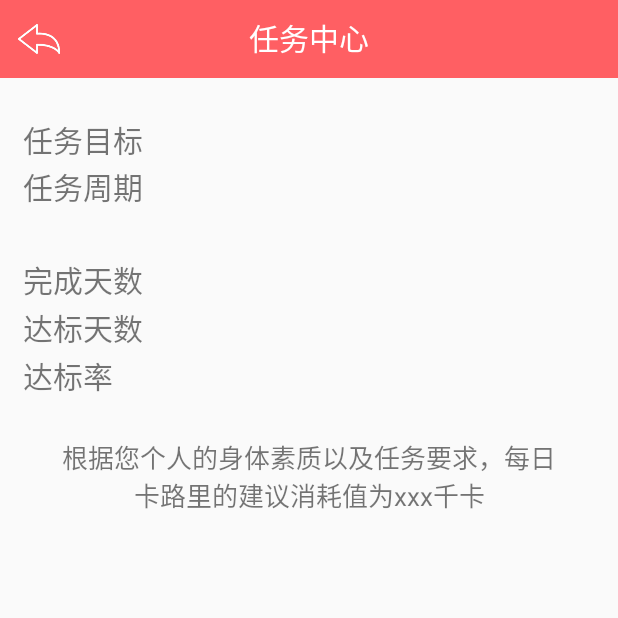
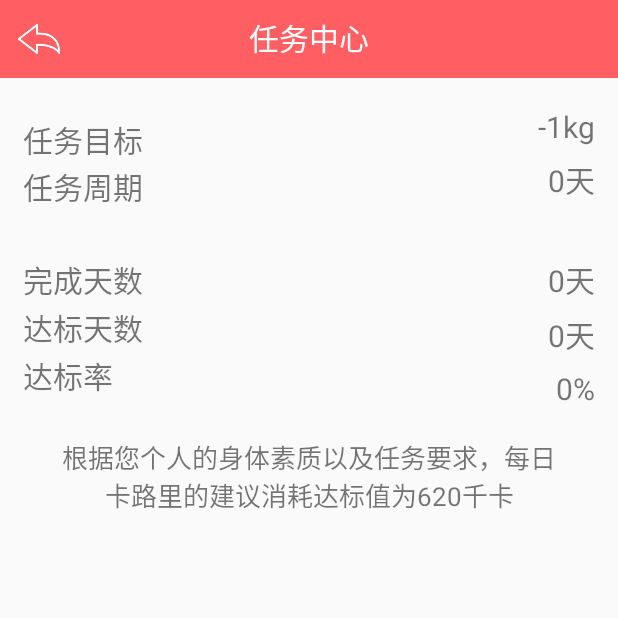
Before and after one commit to milov95/BurningFat, an Android app: the fragment MissionFragment shown on its own in the app's theme, on a phone screen of 412 x 824 dp, the top half of it. Run offline under Robolectric (Android 15) with nearby library versions, the phone set to English and light mode, and no system bars; libraries missing offline, so code that uses them is left out: android.support.percent; plain views replace PercentRelativeLayout.

Commit message:
完成了个人中心和任务中心数据的传递

```diff
--- a/app/src/main/java/com/milov/fat/fragment/FirstSetFragment.java
+++ b/app/src/main/java/com/milov/fat/fragment/FirstSetFragment.java
@@ -48,7 +48,8 @@ public class FirstSetFragment extends Fragment implements View.OnClickListener {
     @Override
     public void onClick(View v) {
         if( v.getId() == R.id.first_set_start && getActivity() instanceof FirstSelfInfoSetFragClickListener){
-            dataManager.saveSelfData(genderRadioGroup.getCheckedRadioButtonId() == R.id.first_set_male_radio_button?1:2,
+            dataManager.saveSelfData(
+                    genderRadioGroup.getCheckedRadioButtonId() == R.id.first_set_male_radio_button ? DataManager.MALE : DataManager.FEMALE,
                     dataManager.getSelfData(DataManager.HEIGHT),
                     dataManager.getSelfData(DataManager.WEIGHT),
                     dataManager.getSelfData(DataManager.GOAL));
--- a/app/src/main/java/com/milov/fat/fragment/MissionFragment.java
+++ b/app/src/main/java/com/milov/fat/fragment/MissionFragment.java
@@ -7,25 +7,54 @@ import android.view.View;
 import android.view.ViewGroup;
 import android.widget.Button;
 import android.widget.ImageView;
+import android.widget.TextView;
 
 import com.milov.fat.R;
+import com.milov.fat.util.DataManager;
 
 /**
  * Created by Milov on 2015/8/23.
  */
 public class MissionFragment extends Fragment implements View.OnClickListener {
 
+    private ImageView back;
+    private TextView goal,period,completeDays,reachDays,reachRates,suggest;
+    private Button deleteMission,resetMission;
+    private DataManager dataManager;
+
     @Override
     public View onCreateView(LayoutInflater inflater, ViewGroup container,Bundle savedInstanceState) {
+        dataManager = DataManager.getInstance(getActivity());
+
         View view = inflater.inflate(R.layout.mission_fragment_layout,container,false);
-        ImageView back = (ImageView) view.findViewById(R.id.back_mission_image);
-        Button deleteMission = (Button) view.findViewById(R.id.delete_mission_button);
-        Button resetMission = (Button) view.findViewById(R.id.reset_mission_button);
+        initView(view);
+        showInfo();
 
         deleteMission.setOnClickListener(this);
         resetMission.setOnClickListener(this);
         back.setOnClickListener(this);
         return view;
+    }
+
+    private void initView(View view){
+        back = (ImageView) view.findViewById(R.id.back_mission_image);
+        deleteMission = (Button) view.findViewById(R.id.delete_mission_button);
+        resetMission = (Button) view.findViewById(R.id.reset_mission_button);
+        goal = (TextView) view.findViewById(R.id.mission_goal);
+        period = (TextView) view.findViewById(R.id.mission_period);
+        completeDays = (TextView) view.findViewById(R.id.mission_completeDays);
+        reachDays = (TextView) view.findViewById(R.id.mission_reachDays);
+        reachRates = (TextView) view.findViewById(R.id.mission_reachRate);
+        suggest = (TextView) view.findViewById(R.id.mission_suggest);
+    }
+
+    private void showInfo(){
+        goal.setText(dataManager.goals[dataManager.getSelfData(DataManager.GOAL)]);
+        period.setText(dataManager.getMissonData(DataManager.PERIOD)+"天");
+        completeDays.setText(dataManager.getMissonData(DataManager.COMPLETE_DAYS)+"天");
+        reachDays.setText(dataManager.getMissonData(DataManager.REACH_DAYS)+"天");
+        reachRates.setText(0+"%");
+        suggest.setText("根据您个人的身体素质以及任务要求，每日\n卡路里的建议消耗达标值为"+dataManager.getMissonData(DataManager.DAILY_GOAL)+"千卡");
     }
 
     @Override
--- a/app/src/main/java/com/milov/fat/util/DataManager.java
+++ b/app/src/main/java/com/milov/fat/util/DataManager.java
@@ -10,7 +10,8 @@ import android.content.SharedPreferences;
 public class DataManager {
 
     public static final int MALE = 1, FEMALE = 2;
-    public static final int GENDER = 10, HEIGHT = 11, WEIGHT = 12, GOAL = 13;
+    public static final int GENDER = 10, HEIGHT = 11, WEIGHT = 12, GOAL = 13,PERIOD = 14,COMPLETE_DAYS = 15,DAILY_GOAL = 16,REACH_DAYS = 17,TOTAL_CAL = 18,TOTAL_DAYS = 19;
+
     /**
      * 用于获取应用数据
      */
@@ -20,19 +21,21 @@ public class DataManager {
      */
     public String[] heights,weights,goals;
     /**
-     * 月健康数据SP,用户信息SP（含任务信息）；
+     * 月健康数据SP,用户信息SP（含任务目标），任务数据SP
      */
-    private SharedPreferences monthDataSP,selfDataSP;
+    private SharedPreferences monthDataSP,selfDataSP,missionDataSP;
     /**
      * SharedPreferences.Editor
      */
-    private SharedPreferences.Editor monthDataEditor,selfDataEditor;
+    private SharedPreferences.Editor monthDataEditor,selfDataEditor,missionDataEditor;
 
     private DataManager(Context context){
         monthDataSP = context.getSharedPreferences("monthData", Activity.MODE_PRIVATE);
         monthDataEditor = monthDataSP.edit();
-        selfDataSP = context.getSharedPreferences("selfInfo",Activity.MODE_PRIVATE);
+        selfDataSP = context.getSharedPreferences("selfInfo", Activity.MODE_PRIVATE);
         selfDataEditor = selfDataSP.edit();
+        missionDataSP = context.getSharedPreferences("missionData",Activity.MODE_PRIVATE);
+        missionDataEditor = missionDataSP.edit();
 
         initSelfInfoInterval();
     }
@@ -90,7 +93,7 @@ public class DataManager {
     /**
      * 获取个人信息数据，通过类型获取对应数据
      * @param type 信息类型
-     * @return 信息数据
+     * @return 对应的信息数据
      */
     public int getSelfData(int type){
         switch (type){
@@ -126,4 +129,63 @@ public class DataManager {
     public int getMonthData(String date){
         return monthDataSP.getInt(date,-1);
     }
+
+    /**
+     * 设置任务
+     * @param startDate 任务开始时间,"yyyyMMdd000000"
+     */
+    public void setMissonData(int startDate){
+        missionDataEditor.putInt("startDate",startDate);
+        //保存剩余项
+        missionDataEditor.commit();
+    }
+
+    /**
+     * 获取任务信息
+     * @param type 信息类型
+     * @return 对应的信息数据
+     */
+    public int getMissonData(int type){
+        switch (type){
+            case GOAL:
+                return selfDataSP.getInt("goal",0);
+            case PERIOD:
+                return missionDataSP.getInt("period",0);
+            case COMPLETE_DAYS:
+                return missionDataSP.getInt("completeDays",0);
+            case REACH_DAYS:
+                return missionDataSP.getInt("reachDays",0);
+            case DAILY_GOAL:
+                return missionDataSP.getInt("dailyGoal",620);
+            default:
+                return -1;
+        }
+    }
+
+    /**
+     * 获取用户的日均卡路里消耗值
+     */
+    public int getAverageCal(){
+        if(selfDataSP.getInt("totalDays",0)==0) return 0;
+        return selfDataSP.getInt("totalCal",0)/selfDataSP.getInt("totalDays",0);
+    }
+
+    public int getTotalCal(){
+        return selfDataSP.getInt("totalCal",0);
+    }
+
+    public int getTotalDays(){
+        return selfDataSP.getInt("totalDays",0);
+    }
+
+    /**
+     * 存储日均卡路里数据
+     * @param totalCal 总共的卡路里值
+     * @param totalDays 有卡路里消耗值的总天数
+     */
+    public void saveAverageCal(int totalCal,int totalDays){
+        selfDataEditor.putInt("totalCal",totalCal);
+        selfDataEditor.putInt("totalDays",totalDays);
+        selfDataEditor.commit();
+    }
 }
--- a/app/src/main/res/layout/home_fragment_layout.xml
+++ b/app/src/main/res/layout/home_fragment_layout.xml
@@ -135,6 +135,8 @@
             android:background="@color/blue"
             android:text="打开华为穿戴APP"
             android:visibility="gone"
+            android:focusable="true"
+            android:focusableInTouchMode="true"
             />
     </LinearLayout>
 
--- a/app/src/main/res/layout/mission_fragment_layout.xml
+++ b/app/src/main/res/layout/mission_fragment_layout.xml
@@ -143,12 +143,13 @@
     </RelativeLayout>
 
     <TextView
+        android:id="@+id/mission_suggest"
         android:layout_width="match_parent"
         android:layout_height="wrap_content"
         android:layout_below="@id/mission_info"
         android:gravity="center"
         android:textSize="17dp"
-        android:text="根据您个人的身体素质以及任务要求，每日\n卡路里的建议消耗值为xxx千卡"
+        android:text="根据您个人的身体素质以及任务要求，每日\n卡路里的建议消耗达标值为xxx千卡"
         />
 
     <RelativeLayout
--- a/app/src/main/res/layout/personal_fragment_layout.xml
+++ b/app/src/main/res/layout/personal_fragment_layout.xml
@@ -67,7 +67,7 @@
             <TextView
                 android:layout_width="wrap_content"
                 android:layout_height="wrap_content"
-                android:text="体型"
+                android:text="性别"
                 android:textSize="20dp"
                 android:layout_weight="1"
                 android:gravity="center_vertical"/>
@@ -115,7 +115,7 @@
                 android:layout_weight="1"
                 android:gravity="center_vertical"/>
             <TextView
-                android:id="@+id/person_shape"
+                android:id="@+id/person_gender"
                 android:layout_width="wrap_content"
                 android:layout_height="wrap_content"
                 android:textSize="20dp"
```
Also changed, not shown: app/src/main/java/com/milov/fat/activity/homeActivity.java (+39 -43 lines), app/src/main/java/com/milov/fat/fragment/PersonalFragment.java (+26 -10 lines), app/src/main/java/com/milov/fat/util/HuaweiWearableHelper.java (+5 -2 lines).
